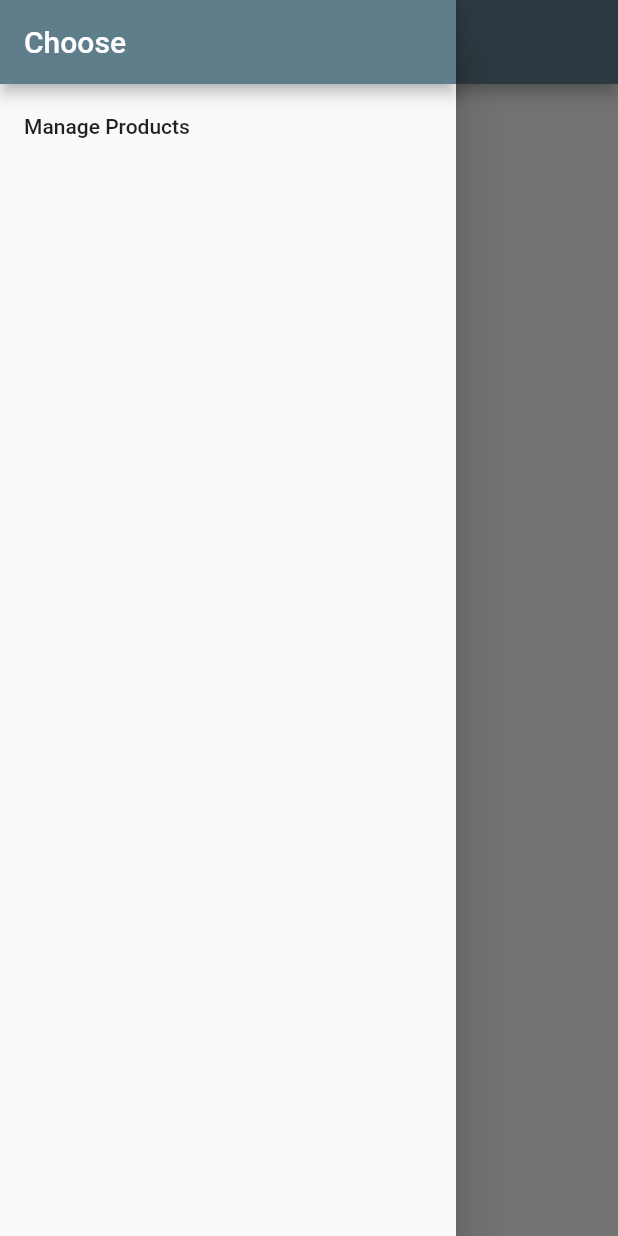
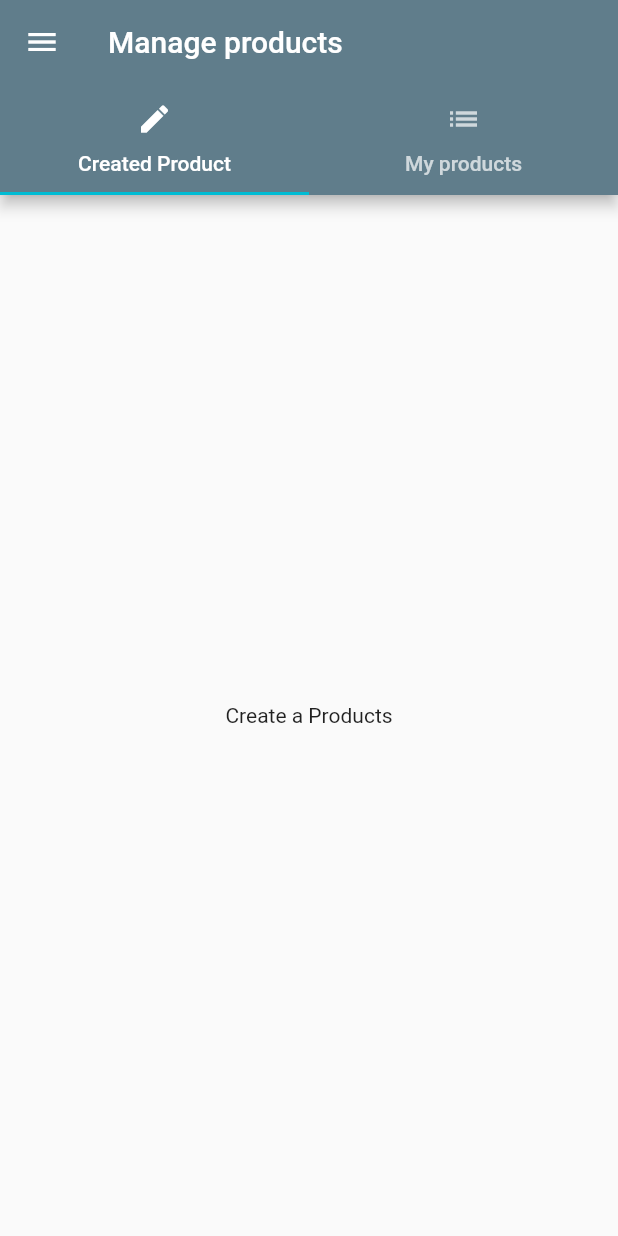
Before and after one commit to ElenaHrndz/food_app-flutter, a Flutter app: the HomePage screen opened directly, in the side drawer, after a tap on "Manage Products", on a phone screen of 412 x 824 dp. Run offline on Flutter 3.47's test engine with Material 2 defaults, Android fonts, the phone set to English and light mode, and no system bars.

Commit message:
Tab Navigation
add pages and tab Navigation

```diff
--- a/lib/pages/auth.dart
+++ b/lib/pages/auth.dart
@@ -11,7 +11,7 @@ class AuthPage extends StatelessWidget {
         ),
         body: Center(
           child: RaisedButton(
-            child: Text('LOGING'),
+            child: Text('Enter'),
             onPressed: () {
               Navigator.pushReplacement(
                 context,
--- a/lib/pages/home.dart
+++ b/lib/pages/home.dart
@@ -1,6 +1,7 @@
 import 'package:flutter/material.dart';
 
 import '../product_manager.dart';
+import './product_admin.dart';
 
 class HomePage extends StatelessWidget {
   @override
@@ -15,7 +16,13 @@ class HomePage extends StatelessWidget {
               ),
               ListTile(
                 title: Text('Manage Products'),
-                onLongPress: () {},
+                onTap: () {
+                  Navigator.pushReplacement(
+                    context,
+                    MaterialPageRoute(
+                      builder: (BuildContext context) =>
+                        ProductAdminPage()));
+                },
               )
             ],
           ),
--- /dev/null
+++ b/lib/pages/product_admin.dart
@@ -0,0 +1,52 @@
+import 'package:flutter/material.dart';
+
+import './home.dart';
+import './product_create.dart';
+import './product_list.dart';
+
+class ProductAdminPage extends StatelessWidget {
+  @override
+  Widget build(BuildContext context) {
+    return DefaultTabController(
+      length: 2,
+      child: Scaffold(
+          drawer: Drawer(
+            child: Column(
+              children: <Widget>[
+                AppBar(
+                  automaticallyImplyLeading: false,
+                  title: Text('Choose'),
+                ),
+                ListTile(
+                  title: Text('All Products'),
+                  onTap: () {
+                    Navigator.pushReplacement(
+                        context,
+                        MaterialPageRoute(
+                            builder: (BuildContext context) => HomePage()));
+                  },
+                )
+              ],
+            ),
+          ),
+          appBar: AppBar(
+            title: Text('Manage products'),
+            bottom: TabBar(
+              tabs: <Widget>[
+                Tab(
+                  icon: Icon(Icons.create),
+                  text: 'Created Product',
+                ),
+                Tab(
+                  icon: Icon(Icons.list),
+                  text: 'My products',
+                )
+              ],
+            ),
+          ),
+          body: TabBarView(
+            children: <Widget>[ProductCreatedPage(), ProductListPage()],
+          )),
+    );
+  }
+}
--- /dev/null
+++ b/lib/pages/product_create.dart
@@ -0,0 +1,10 @@
+import 'package:flutter/material.dart';
+
+class ProductCreatedPage extends StatelessWidget {
+  @override
+  Widget build(BuildContext context) {
+    return Center(
+      child: Text('Create a Products'),
+    );
+  }
+}
--- /dev/null
+++ b/lib/pages/product_list.dart
@@ -0,0 +1,10 @@
+import 'package:flutter/material.dart';
+
+class ProductListPage extends StatelessWidget {
+  @override
+  Widget build(BuildContext context) {
+    return Center(
+      child: Text('All Products'),
+    );
+  }
+}
```
